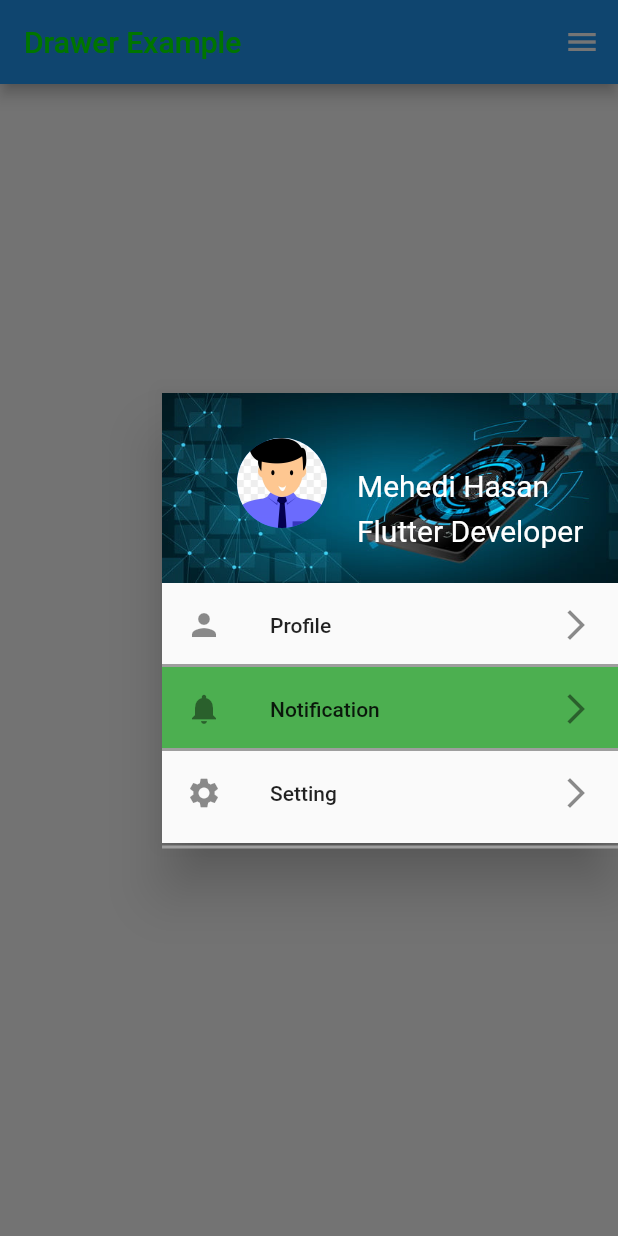
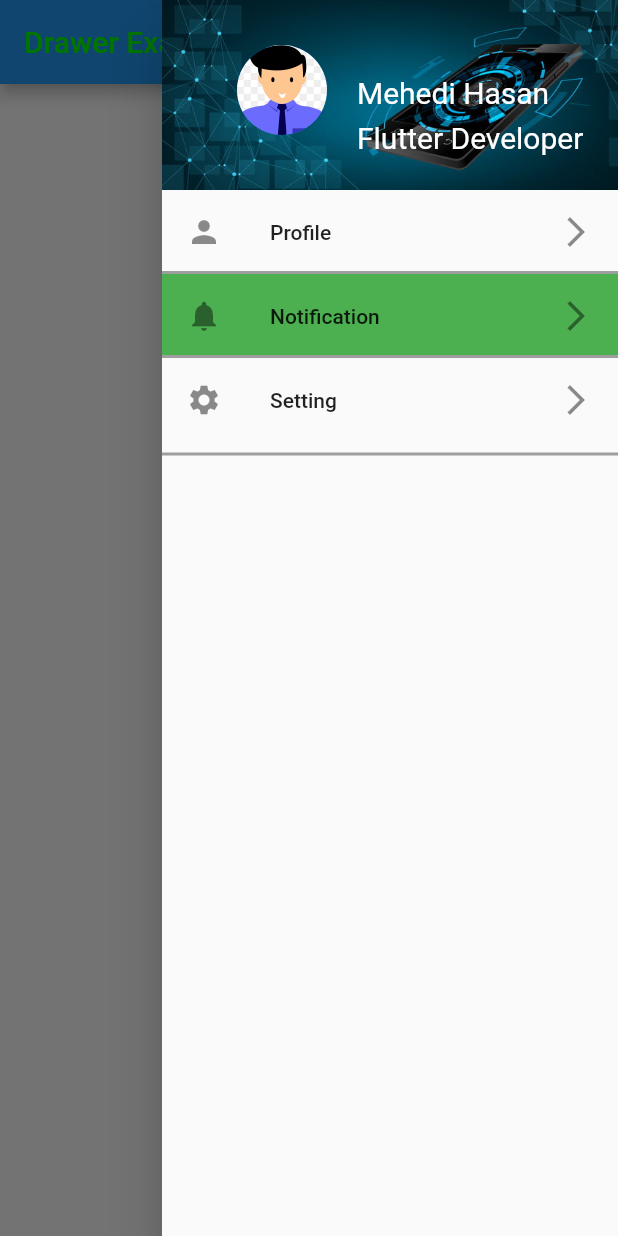
Before and after one commit to jahangiralommin2/flutter-master-course, a Flutter app: the screen it shows after launch, with the side drawer open, on a phone screen of 412 x 824 dp. Run offline on Flutter 3.47's test engine with Material 2 defaults, Android fonts, the light colour scheme and no system bars.

Commit message:
clean code

```diff
--- a/smaple_project/lib/main.dart
+++ b/smaple_project/lib/main.dart
@@ -24,9 +24,8 @@ class HomePage extends StatelessWidget {
         appBar: AppBar(
           title: Text("Drawer Example", style: TextStyle(color: Color(0xff00FF00)),),
         ),
-        endDrawer: Container(
-          height: 300,
-          child: Drawer(
+        //drawer: Drawer(),
+        endDrawer: Drawer(
           child: Column(
             children: [
               Container(
@@ -89,7 +88,6 @@ class HomePage extends StatelessWidget {
             ],
           ),
         ),
-        ),
 
       ),
     );
```
Lines whose indentation alone changed are shown as unchanged.
